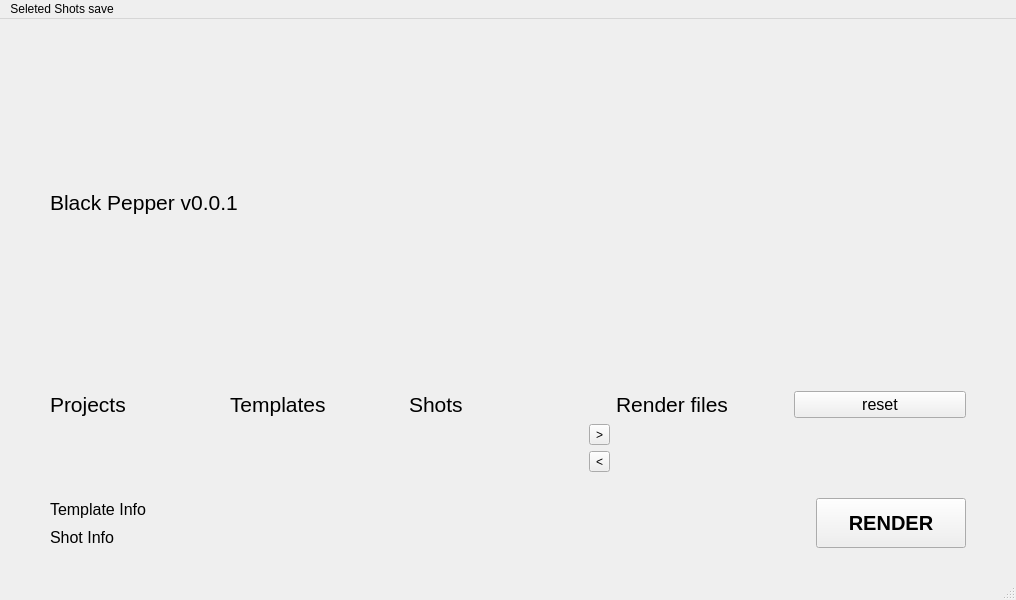
Old version of the form python/BlackPepper/ui/mvc_main_2.ui in the repository NetflixVFX-Ac/BlackPepper.
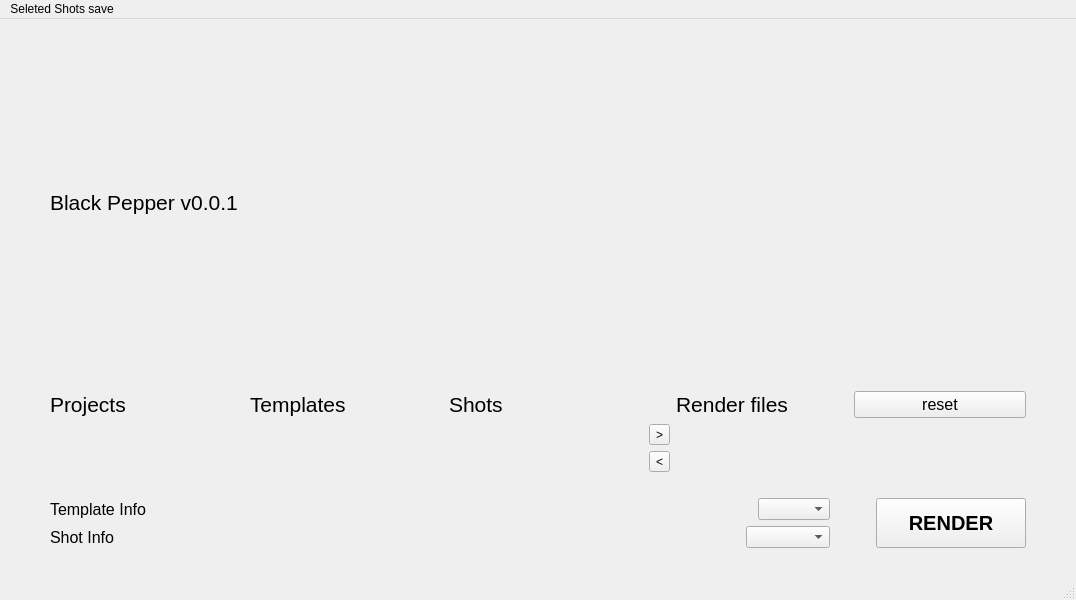
New version of the form.

Commit message: add setting revision

What changed in the file:
```diff
--- a/python/BlackPepper/ui/mvc_main_2.ui
+++ b/python/BlackPepper/ui/mvc_main_2.ui
@@ -222,6 +222,9 @@
               </property>
              </widget>
             </item>
+            <item>
+             <widget class="QComboBox" name="temp_rev_cbox"/>
+            </item>
            </layout>
           </item>
           <item>
@@ -263,6 +266,9 @@
               </property>
              </widget>
             </item>
+            <item>
+             <widget class="QComboBox" name="shot_rev_cbox"/>
+            </item>
            </layout>
           </item>
          </layout>
@@ -300,7 +306,6 @@
           <property name="font">
            <font>
             <pointsize>15</pointsize>
-            <weight>75</weight>
             <bold>true</bold>
            </font>
           </property>
@@ -321,7 +326,7 @@
      <x>0</x>
      <y>0</y>
      <width>1016</width>
-     <height>22</height>
+     <height>24</height>
     </rect>
    </property>
    <widget class="QMenu" name="menuSeleted_Shots_save">
```
The commit also changes 2 other files.
